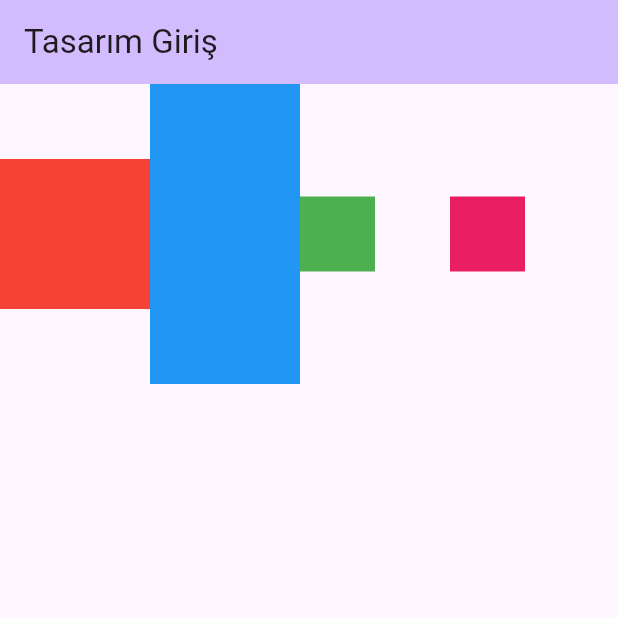
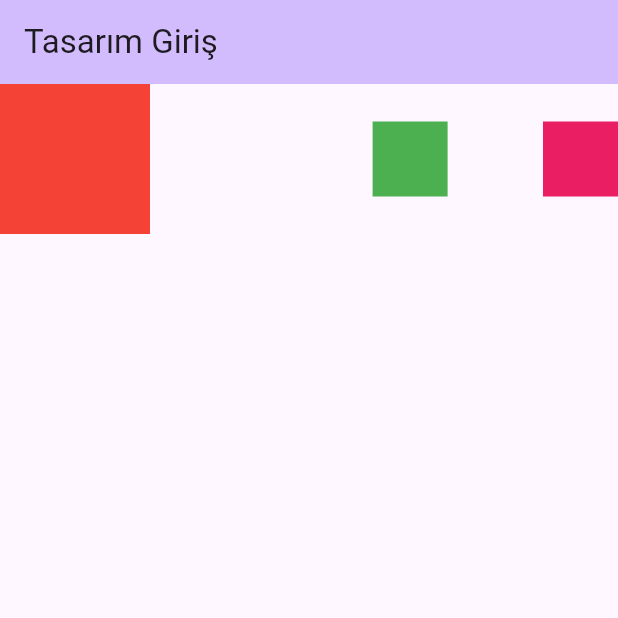
Before and after one commit to SERENGOKYILDIZ/FLUTTER_ANDROID_DESIGN, a Flutter app: the screen it shows after launch, on a phone screen of 412 x 824 dp, the top half of it. Run offline on Flutter 3.47's test engine with Material 3 defaults, Android fonts, the phone set to English and light mode, and no system bars.

Commit message:
Learned Spacer

```diff
--- a/lib/main.dart
+++ b/lib/main.dart
@@ -37,24 +37,23 @@ class _MyHomePageState extends State<MyHomePage> {
         title: Text(widget.title),
       ),
       /**
-       * SizedBox: Yeniden boyutlandırmaya yarar. Ayrıca boşluk oluşturmak
-       * içinde kullanılır.
+       * Spacer: Geri kalan alanı boşluk ile doldurur. Yuzdelik olarak bolunebilir
        * */
       body:
+        // Row(
+        //   children: [
+        //     Container(width: 100, height: 100, color: Colors.red),
+        //     Spacer(),
+        //     Container(width: 50, height: 50, color: Colors.green),
+        //     Container(width: 50, height: 50, color: Colors.pink),
+        //   ],
+        // )
       Row(
         children: [
           Container(width: 100, height: 100, color: Colors.red),
-            // Container(width: 80, height: 80, color: Colors.blue),
-            SizedBox(
-              width: 100,
-              height: 200,
-              child: Container(width: 80, height: 80, color: Colors.blue)
-            ),
+          Spacer(flex: 70,), // %70
           Container(width: 50, height: 50, color: Colors.green),
-            SizedBox(
-                width: 50,
-                height: 50,
-            ),
+          Spacer(flex: 30,), // %30
           Container(width: 50, height: 50, color: Colors.pink),
         ],
       )
```
Lines whose indentation alone changed are shown as unchanged.
